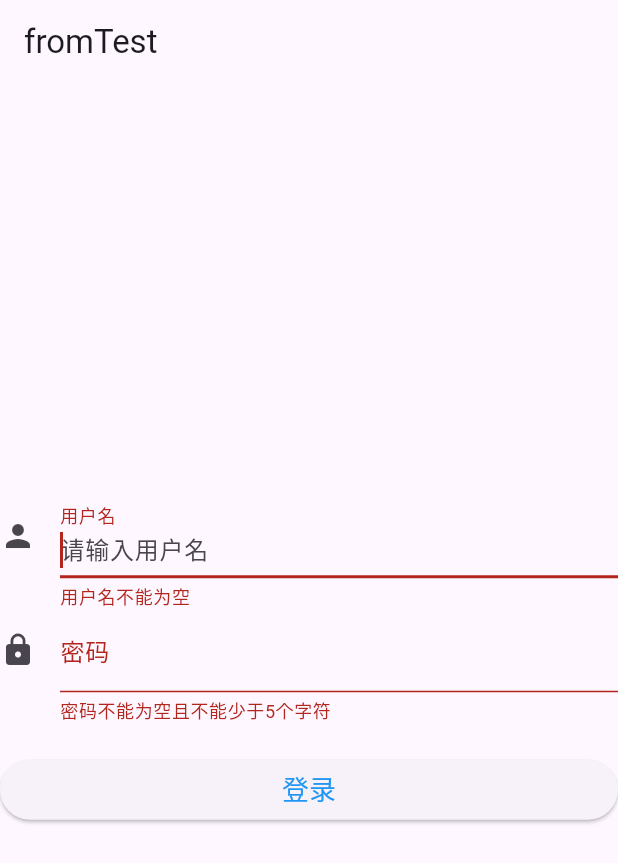
After one commit to letterZhao/flutter_demo, a Flutter app: the FormTestRoute screen opened directly, after a tap on "登录", on a phone screen of 412 x 824 dp. The commit adds this screen. Shown: the top 863 px of the screen. Run offline on Flutter 3.47's test engine with Material 3 defaults, Android fonts, the phone set to English and light mode, and no system bars.

Commit message:
feature：基础组件学习

```diff
--- /dev/null
+++ b/lib/TextFiedAndFormTest.dart
@@ -0,0 +1,149 @@
+import 'package:flutter/material.dart';
+
+void main() => runApp(MyHomeAPP());
+
+class MyHomeAPP extends StatelessWidget {
+  @override
+  Widget build(BuildContext context) {
+    return MaterialApp(
+      title: 'TextFieldAndFormTest',
+      home: FormTestRoute(),
+    );
+  }
+}
+
+class FormTestRoute extends StatefulWidget {
+  @override
+  State<StatefulWidget> createState() => FormTestStateRoute();
+}
+
+class FormTestStateRoute extends State<FormTestRoute> {
+  TextEditingController _userName = TextEditingController();
+  TextEditingController _passWord = TextEditingController();
+  GlobalKey _formKey = GlobalKey<FormState>();
+
+  @override
+  Widget build(BuildContext context) {
+    return Scaffold(
+      appBar: AppBar(
+        title: Text('fromTest'),
+      ),
+      body: Form(
+        key: _formKey,
+        autovalidateMode: AutovalidateMode.onUserInteraction,
+        child: Column(
+          mainAxisAlignment: MainAxisAlignment.center,
+          children: [
+            //用户名
+            TextFormField(
+              autofocus: true,
+              controller: _userName,
+              decoration: InputDecoration(
+                labelText: '用户名',
+                hintText: '请输入用户名',
+                icon: Icon(Icons.person),
+              ),
+              //用户名校验
+              validator: (value) {
+                return value!.trim().isEmpty ? '用户名不能为空' : null;
+              },
+            ),
+            //密码
+            TextFormField(
+              autofocus: true,
+              controller: _passWord,
+              decoration: InputDecoration(
+                labelText: "密码",
+                hintText: "请输入密码",
+                icon: Icon(Icons.lock),
+              ),
+              obscureText: true,
+              validator: (v) {
+                return v!.trim().length < 5 ? '密码不能为空且不能少于5个字符' : null;
+              },
+            ),
+            //登录按钮
+            Padding(
+              padding: EdgeInsets.only(top: 20),
+              child: Row(
+                children: [
+                  Expanded(
+                    child: ElevatedButton(
+                      onPressed: () {
+                        //是否通过校验
+                        bool pass =
+                        (_formKey.currentState as FormState).validate();
+                        if (pass) {
+                          print('校验通过');
+                        }
+                      },
+                      child: Text(
+                        '登录',
+                        style: TextStyle(
+                            color: Colors.blue,
+                            fontSize: 18,
+                            fontFamily: 'Courier'),
+                      ),
+                    ),
+                  ),
+                ],
+              ),
+            ),
+          ],
+        ),
+      ),
+    );
+  }
+}
+
+class TextFieldAndFormTest extends StatelessWidget {
+  TextEditingController textEditingController = TextEditingController();
+
+  void setText() {
+    textEditingController.text;
+    textEditingController.selection =
+        TextSelection(baseOffset: 1, extentOffset: 2);
+  }
+
+  @override
+  Widget build(BuildContext context) {
+    return Scaffold(
+      appBar: AppBar(
+        title: const Text(
+          'TextFieldAndFormTest',
+        ),
+      ),
+      body: Column(
+        mainAxisAlignment: MainAxisAlignment.center,
+        children: [
+          TextField(
+            autofocus: true,
+            decoration: InputDecoration(
+              labelText: "用户名",
+              hintText: "请输入用户名或邮箱",
+              prefixIcon: Icon(Icons.person),
+            ),
+            controller: textEditingController,
+            onChanged: (value) {
+              print(textEditingController.text);
+            },
+          ),
+          TextField(
+            autofocus: true,
+            decoration: InputDecoration(
+              labelText: "密码",
+              hintText: "请输入登录密码",
+              prefixIcon: Icon(Icons.lock),
+            ),
+            obscureText: true,
+            controller: textEditingController,
+            // onChanged: (value){
+            //   passWord = value;
+            //   print(value);
+            // },
+          )
+        ],
+      ),
+    );
+  }
+}
```
Also changed, not shown: lib/ButtonTest.dart (added, +54 -0 lines), lib/FloatButtonCounter.dart (added, +68 -0 lines), lib/ImageTest.dart (added, +42 -0 lines), lib/SwitchAndCheckbox.dart (added, +61 -0 lines), lib/TextTest.dart (added, +51 -0 lines), lib/main.dart (+10 -52 lines), pubspec.yaml (line endings or trailing spaces), 1 other file.
